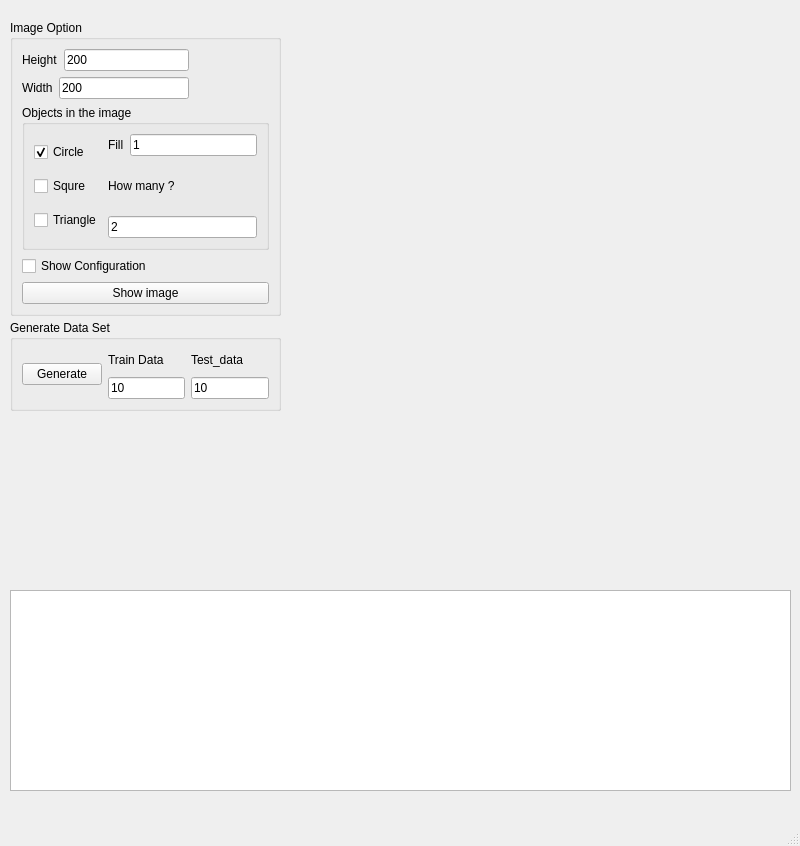
Qt form main.ui (Alibhji/Paper_1_PyQT_Pytorch) before a commit.
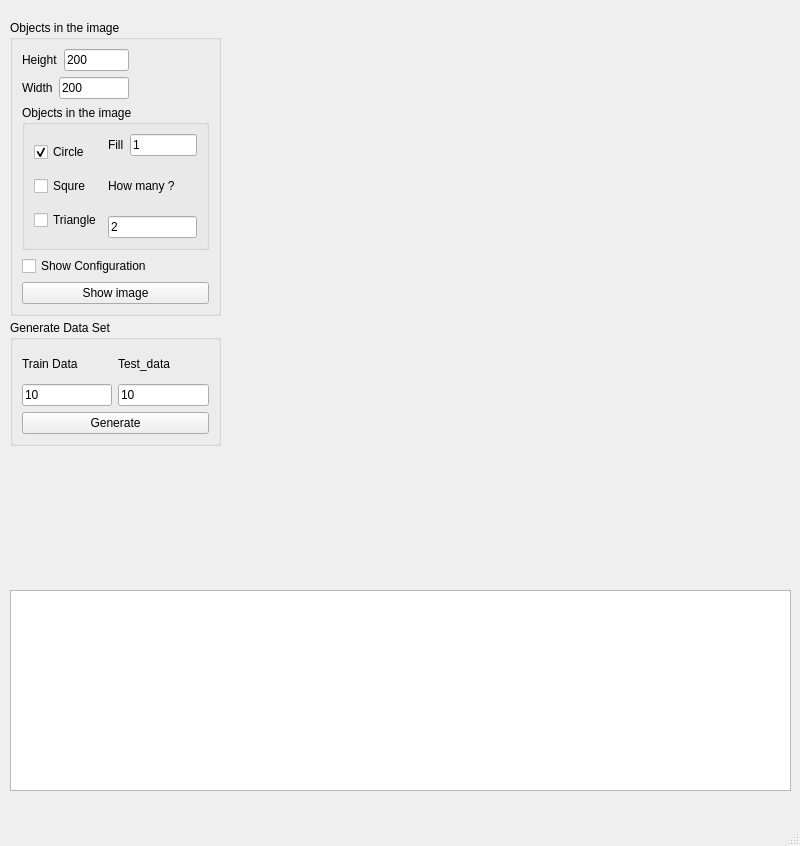
The same form after that commit.

The edit to the form file:
```diff
--- a/main.ui
+++ b/main.ui
@@ -19,21 +19,14 @@
      <rect>
       <x>10</x>
       <y>320</y>
-      <width>271</width>
-      <height>91</height>
+      <width>211</width>
+      <height>126</height>
      </rect>
     </property>
     <property name="title">
      <string>Generate Data Set</string>
     </property>
-    <layout class="QHBoxLayout" name="horizontalLayout_6">
-     <item>
-      <widget class="QPushButton" name="btn_train">
-       <property name="text">
-        <string>Generate</string>
-       </property>
-      </widget>
-     </item>
+    <layout class="QVBoxLayout" name="verticalLayout_9">
      <item>
       <layout class="QHBoxLayout" name="horizontalLayout_5">
        <item>
@@ -74,6 +67,13 @@
        </item>
       </layout>
      </item>
+     <item>
+      <widget class="QPushButton" name="btn_train">
+       <property name="text">
+        <string>Generate</string>
+       </property>
+      </widget>
+     </item>
     </layout>
    </widget>
    <widget class="QWidget" name="layoutWidget">
@@ -102,12 +102,12 @@
      <rect>
       <x>10</x>
       <y>20</y>
-      <width>271</width>
+      <width>211</width>
       <height>296</height>
      </rect>
     </property>
     <property name="title">
-     <string>Image Option</string>
+     <string>Objects in the image</string>
     </property>
     <layout class="QVBoxLayout" name="verticalLayout_7">
      <item>
@@ -250,6 +250,19 @@
             </item>
            </layout>
           </item>
+          <item>
+           <spacer name="horizontalSpacer_5">
+            <property name="orientation">
+             <enum>Qt::Horizontal</enum>
+            </property>
+            <property name="sizeHint" stdset="0">
+             <size>
+              <width>40</width>
+              <height>20</height>
+             </size>
+            </property>
+           </spacer>
+          </item>
           <item>
            <layout class="QVBoxLayout" name="verticalLayout_5">
             <item>
```
